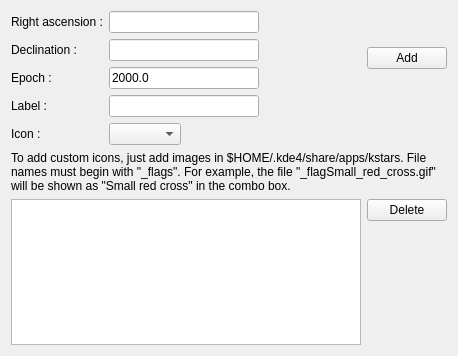
Qt form kstars/tools/flagmanager.ui (KDE/kstars) before a commit.
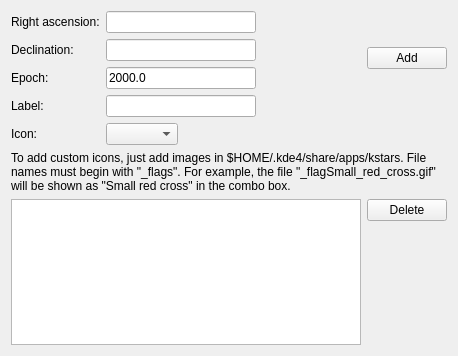
The same form after that commit. Custom widgets are drawn as their Qt base class.

```diff
--- a/kstars/tools/flagmanager.ui
+++ b/kstars/tools/flagmanager.ui
@@ -22,7 +22,7 @@
          <item row="0" column="0" >
           <widget class="QLabel" name="raLabel" >
            <property name="text" >
-            <string>Right ascension :</string>
+            <string>Right ascension:</string>
            </property>
           </widget>
          </item>
@@ -39,7 +39,7 @@
          <item row="1" column="0" >
           <widget class="QLabel" name="decLabel" >
            <property name="text" >
-            <string>Declination :</string>
+            <string>Declination:</string>
            </property>
           </widget>
          </item>
@@ -56,7 +56,7 @@
          <item row="2" column="0" >
           <widget class="QLabel" name="epochLabel" >
            <property name="text" >
-            <string>Epoch :</string>
+            <string>Epoch:</string>
            </property>
           </widget>
          </item>
@@ -76,7 +76,7 @@
          <item row="3" column="0" >
           <widget class="QLabel" name="label" >
            <property name="text" >
-            <string>Label :</string>
+            <string>Label:</string>
            </property>
           </widget>
          </item>
@@ -93,7 +93,7 @@
          <item row="4" column="0" >
           <widget class="QLabel" name="label_2" >
            <property name="text" >
-            <string>Icon :</string>
+            <string>Icon:</string>
            </property>
           </widget>
          </item>
```
